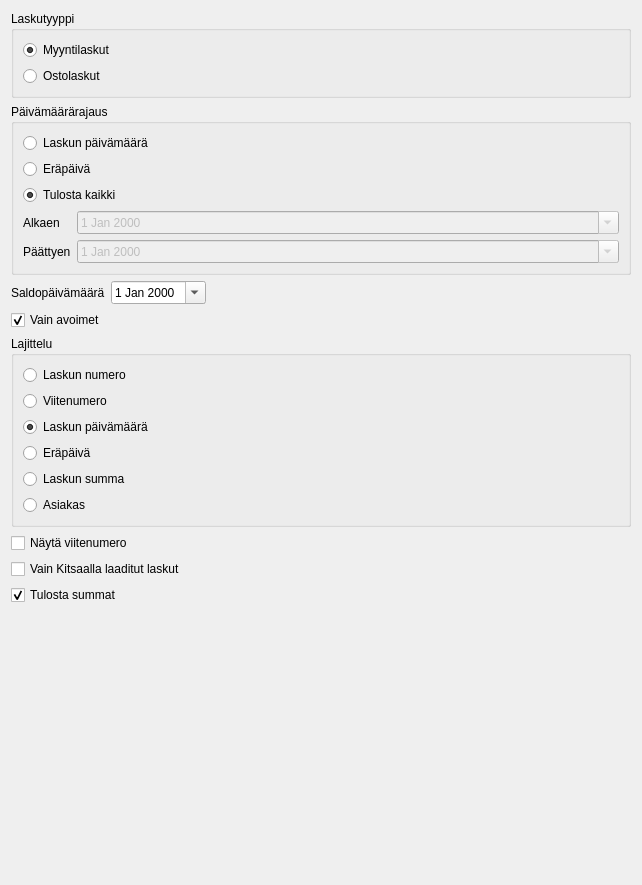
Before: the Qt Designer form kitsas/raportti/laskuraportti.ui in artoh/kitupiikki, drawn with Qt 5.
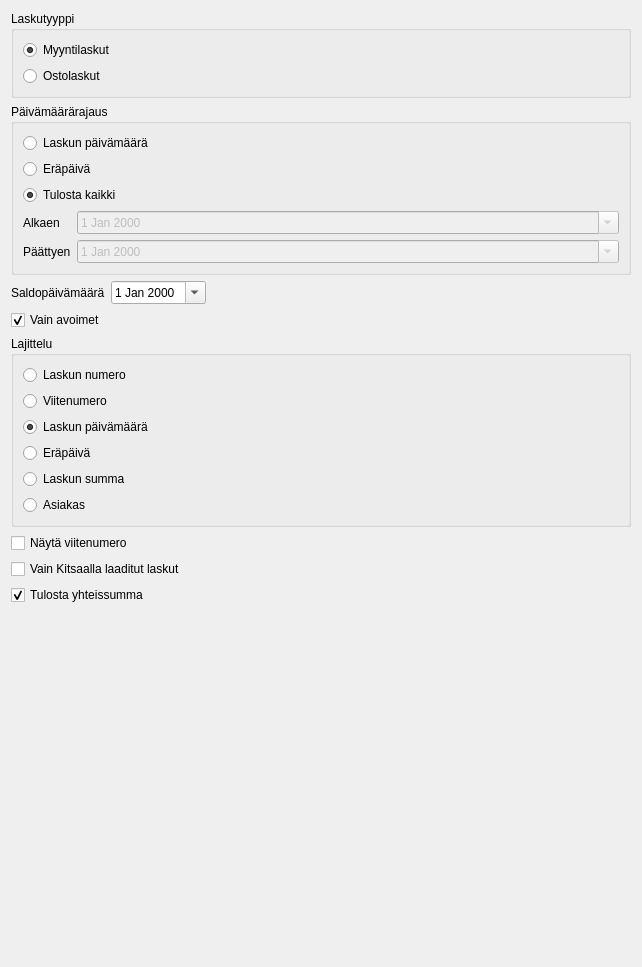
After: the same form once the commit is applied.

```diff
--- a/kitsas/raportti/laskuraportti.ui
+++ b/kitsas/raportti/laskuraportti.ui
@@ -7,7 +7,7 @@
     <x>0</x>
     <y>0</y>
     <width>642</width>
-    <height>885</height>
+    <height>967</height>
    </rect>
   </property>
   <property name="windowTitle">
@@ -231,7 +231,7 @@
    <item>
     <widget class="QCheckBox" name="summaBox">
      <property name="text">
-      <string>Tulosta summat</string>
+      <string>Tulosta yhteissumma</string>
      </property>
      <property name="checked">
       <bool>true</bool>
```
